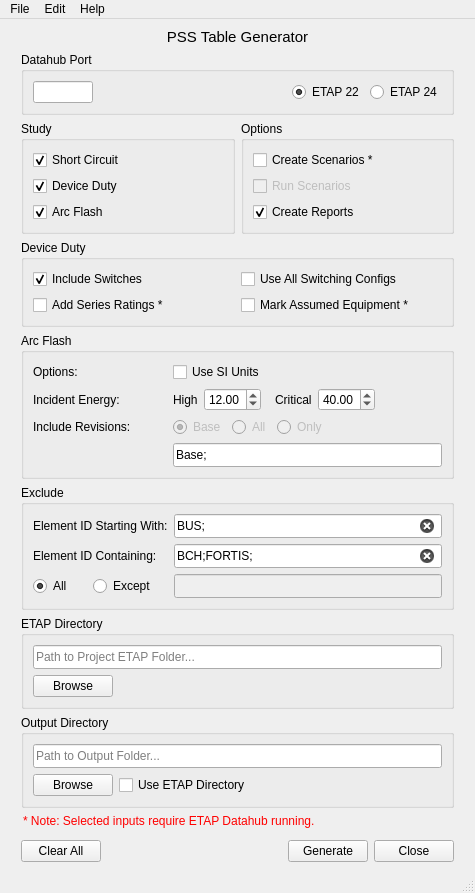
The window that res/pss_report_gen_ui.ui (adilzafar66/pss-table-generator) describes before a commit, drawn with Qt 5.
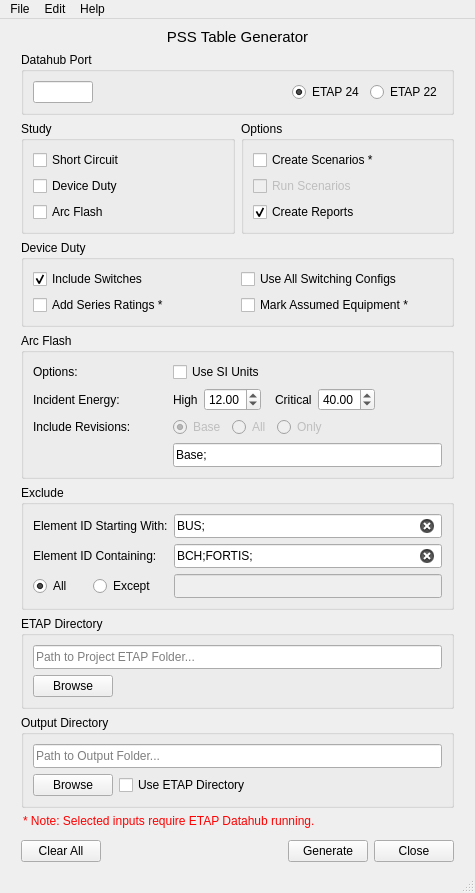
The same window after the commit.

```diff
--- a/res/pss_report_gen_ui.ui
+++ b/res/pss_report_gen_ui.ui
@@ -101,21 +101,24 @@
              </property>
             </spacer>
            </item>
-           <item>
-            <widget class="QRadioButton" name="radio_etap22">
-             <property name="text">
-              <string>ETAP 22</string>
-             </property>
-             <property name="checked">
-              <bool>true</bool>
-             </property>
-            </widget>
-           </item>
            <item>
             <widget class="QRadioButton" name="radio_etap24">
              <property name="text">
               <string>ETAP 24</string>
              </property>
+             <property name="checked">
+              <bool>true</bool>
+             </property>
+            </widget>
+           </item>
+           <item>
+            <widget class="QRadioButton" name="radio_etap22">
+             <property name="text">
+              <string>ETAP 22</string>
+             </property>
+             <property name="checked">
+              <bool>false</bool>
+             </property>
             </widget>
            </item>
           </layout>
@@ -188,7 +191,7 @@
                 <string>Arc Flash</string>
                </property>
                <property name="checked">
-                <bool>true</bool>
+                <bool>false</bool>
                </property>
               </widget>
              </item>
@@ -198,7 +201,7 @@
                 <string>Device Duty</string>
                </property>
                <property name="checked">
-                <bool>true</bool>
+                <bool>false</bool>
                </property>
               </widget>
              </item>
@@ -208,7 +211,7 @@
                 <string>Short Circuit</string>
                </property>
                <property name="checked">
-                <bool>true</bool>
+                <bool>false</bool>
                </property>
               </widget>
              </item>
```
